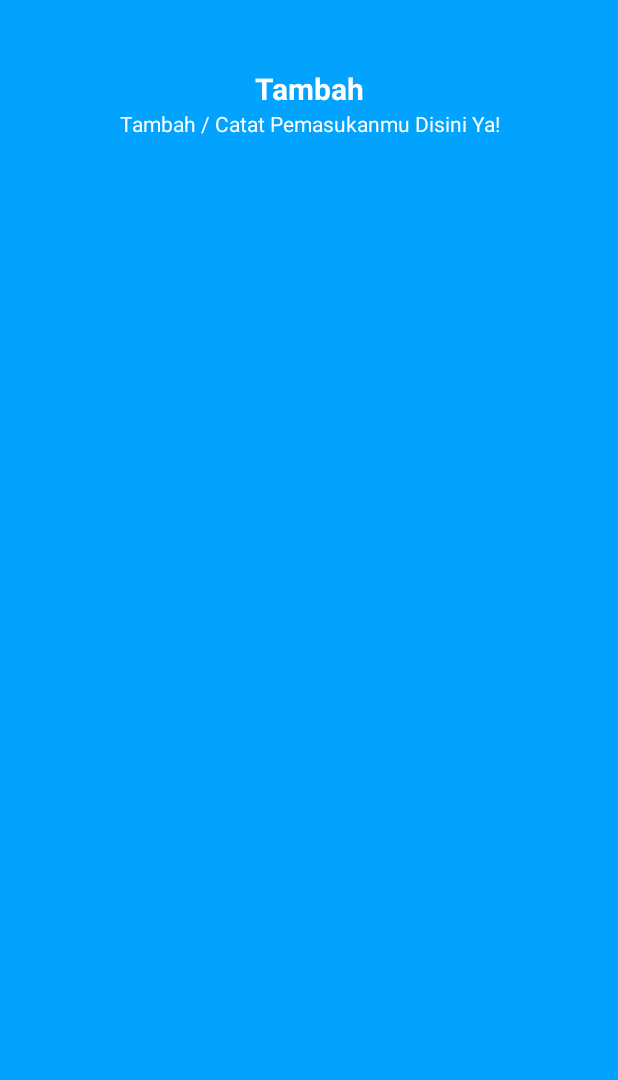
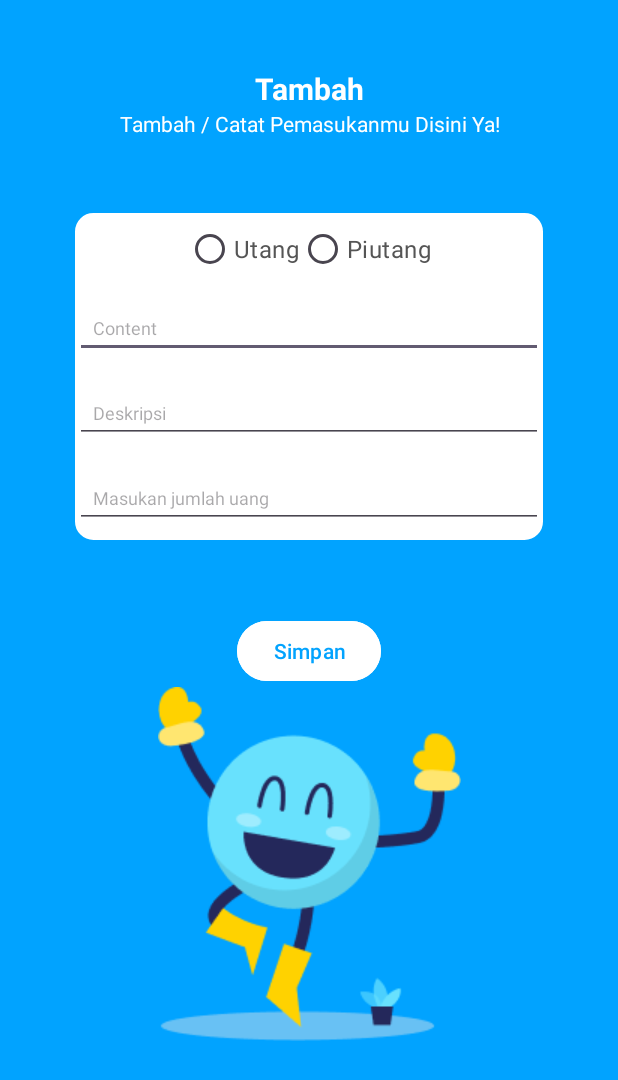
Before and after one commit to YogaNatadisastro/catatan_keuangan, an Android app: the Detail_Tanggungan_Activity screen opened directly, with no data from a screen before it, on a phone screen of 412 x 824 dp. Shown: the top 1080 px of the screen. Run offline under Robolectric (Android 15) with nearby library versions, the phone set to English and light mode, and no system bars.

Commit message:
Initial commit

```diff
--- a/app/src/main/AndroidManifest.xml
+++ b/app/src/main/AndroidManifest.xml
@@ -12,6 +12,12 @@
         android:supportsRtl="true"
         android:theme="@style/Theme.Pencatatan_keuangan"
         tools:targetApi="31">
+        <activity
+            android:name=".Detail_Dompetku"
+            android:exported="false" />
+        <activity
+            android:name=".Dompetku_Activity"
+            android:exported="false" />
         <activity
             android:name=".Detail_Tanggungan_Activity"
             android:exported="false" />
--- a/app/src/main/java/com/example/pencatatan_keuangan/HomeActivity.kt
+++ b/app/src/main/java/com/example/pencatatan_keuangan/HomeActivity.kt
@@ -32,6 +32,12 @@ class HomeActivity : AppCompatActivity() {
             startActivity(Intent)
         }
 
+        val imageButton4 = findViewById<ImageButton>(R.id.dompetku_btn)
+        imageButton4.setOnClickListener {
+            val Intent = Intent ( this, Dompetku_Activity::class.java)
+            startActivity(Intent)
+        }
+
         bottomNavigationView = findViewById(R.id.bottom_navigation)
         bottomNavigationView.setOnItemSelectedListener { menuItem ->
             when(menuItem.itemId) {
--- a/app/src/main/res/layout/activity_detail_tanggungan.xml
+++ b/app/src/main/res/layout/activity_detail_tanggungan.xml
@@ -38,4 +38,100 @@
 
     </RelativeLayout>
 
+    <LinearLayout
+        android:id="@+id/page_input"
+        android:layout_width="match_parent"
+        android:layout_height="wrap_content"
+        android:layout_below="@id/title_page_bar"
+        app:layout_constraintTop_toBottomOf="@id/title_page_bar"
+        android:layout_marginVertical="26dp"
+        android:background="@drawable/border_item_input_uang"
+        android:orientation="vertical"
+        android:layout_margin="50dp">
+
+        <RadioGroup
+            android:id="@+id/radio_group_register_gender"
+            android:layout_width="match_parent"
+            android:layout_height="wrap_content"
+            android:layout_below="@id/password"
+            android:gravity="center"
+            android:orientation="horizontal"
+            app:layout_constraintEnd_toEndOf="parent"
+            app:layout_constraintStart_toStartOf="parent"
+            app:layout_constraintTop_toBottomOf="@+id/password">
+
+            <RadioButton
+                android:id="@+id/radio_female"
+                android:layout_width="wrap_content"
+                android:layout_height="wrap_content"
+                android:text="Utang"
+                android:textColor="#555555"
+                android:textSize="16sp" />
+
+            <RadioButton
+                android:id="@+id/radio_male"
+                android:layout_width="wrap_content"
+                android:layout_height="wrap_content"
+                android:text="Piutang"
+                android:textColor="#555555"
+                android:textSize="16sp" />
+        </RadioGroup>
+
+        <EditText
+            android:id="@+id/note_content_text"
+            android:layout_width="match_parent"
+            android:layout_height="wrap_content"
+            android:layout_marginVertical="8dp"
+            android:gravity="top"
+            android:hint="Content"
+            android:padding="12dp"
+            android:textColor="@color/black"
+            android:textSize="12sp" />
+
+        <EditText
+            android:id="@+id/deskripsi"
+            android:layout_width="match_parent"
+            android:layout_height="wrap_content"
+            android:layout_marginVertical="8dp"
+            android:gravity="top"
+            android:hint="Deskripsi"
+            android:padding="12dp"
+            android:textColor="@color/black"
+            android:textSize="12sp" />
+
+        <EditText
+            android:id="@+id/input_uang"
+            android:layout_width="match_parent"
+            android:layout_height="wrap_content"
+            android:layout_marginVertical="8dp"
+            android:gravity="top"
+            android:inputType="text"
+            android:hint="Masukan jumlah uang"
+            android:padding="12dp"
+            android:textColor="@color/black"
+            android:textSize="12sp"/>
+
+
+    </LinearLayout>
+
+    <Button
+        android:id="@+id/save_btn"
+        android:backgroundTint="@color/white"
+        android:text="Simpan"
+        android:textColor="#02A3FE"
+        android:layout_width="wrap_content"
+        android:layout_height="wrap_content"
+        android:layout_marginTop="50dp"
+        app:layout_constraintStart_toStartOf="parent"
+        app:layout_constraintEnd_toEndOf="parent"
+        app:layout_constraintTop_toBottomOf="@+id/page_input" />
+
+    <ImageView
+        android:layout_width="wrap_content"
+        android:layout_height="wrap_content"
+        android:src="@drawable/happy_maskot_fix"
+        app:layout_constraintEnd_toEndOf="parent"
+        app:layout_constraintStart_toStartOf="parent"
+        app:layout_constraintTop_toBottomOf="@+id/save_btn"/>
+
 </androidx.constraintlayout.widget.ConstraintLayout>
--- a/app/src/main/res/layout/activity_pengeluaran_uang.xml
+++ b/app/src/main/res/layout/activity_pengeluaran_uang.xml
@@ -38,7 +38,7 @@
             android:layout_below="@+id/page_title"/>
 
         <ImageButton
-            android:id="@+id/add_pemasukan"
+            android:id="@+id/add_pengeluaran"
             android:layout_width="50dp"
             android:layout_height="50dp"
             android:layout_below="@+id/keterangan"
--- a/app/src/main/res/layout/activity_tanggungan.xml
+++ b/app/src/main/res/layout/activity_tanggungan.xml
@@ -37,7 +37,7 @@
             android:layout_below="@+id/page_title"/>
 
         <ImageButton
-            android:id="@+id/add_pemasukan"
+            android:id="@+id/add_tanggungan"
             android:layout_width="50dp"
             android:layout_height="50dp"
             android:layout_below="@+id/keterangan"
```
Also changed, not shown: app/src/main/java/com/example/pencatatan_keuangan/Detail_Dompetku.kt (added, +11 -0 lines), app/src/main/java/com/example/pencatatan_keuangan/Dompetku_Activity.kt (added, +11 -0 lines), app/src/main/java/com/example/pencatatan_keuangan/Pengeluaran_uang.kt (+8 -0 lines), app/src/main/java/com/example/pencatatan_keuangan/Tanggungan_Activity.kt (+9 -0 lines), app/src/main/res/layout/activity_detail_dompetku.xml (added, +9 -0 lines), app/src/main/res/layout/activity_dompetku.xml (added, +9 -0 lines).
